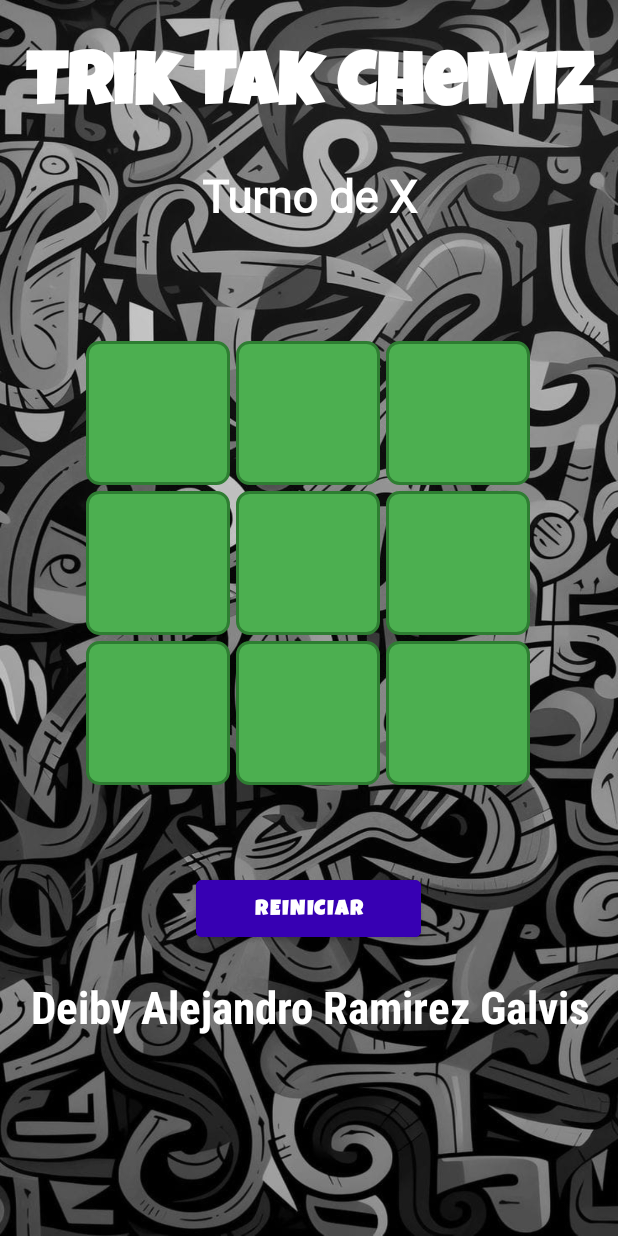
After one commit to DeibyRamirez/Primeros-Pasos-Kotlin, an Android app: the layout activity_main.xml on its own in the app's theme, with its tools: preview values and no code run, on a phone screen of 412 x 824 dp. The commit adds this screen. Run offline under Robolectric (Android 15) with nearby library versions, the phone set to English and light mode, and no system bars.

Commit message:
Desarrollo Juego Trik Tak para aprender el uso de interfaces y Matriz en Kotlin

```diff
--- a/app/src/main/java/com/example/myapplication/Logica_Basica_Kotlin.kt
+++ b/app/src/main/java/com/example/myapplication/Logica_Basica_Kotlin.kt
@@ -175,7 +175,7 @@ fun main() {
         }
     }
 
-    Operaciones_matematicas(3,5,1)
+    println(Operaciones_matematicas(3,5,1))
 
     /*Actividad 7*/
 
--- /dev/null
+++ b/app/src/main/res/drawable/green_button.xml
@@ -0,0 +1,16 @@
+<?xml version="1.0" encoding="utf-8"?>
+<shape xmlns:android="http://schemas.android.com/apk/res/android"
+    android:shape="rectangle">
+
+    <!-- Color de fondo verde -->
+    <solid android:color="#4CAF50" />
+
+    <!-- Bordes redondeados (opcional) -->
+    <corners android:radius="8dp" />
+
+    <!-- Borde (opcional) -->
+    <stroke
+        android:width="2dp"
+        android:color="#2E7D32" />
+
+</shape>
--- /dev/null
+++ b/app/src/main/res/layout/activity_main.xml
@@ -0,0 +1,173 @@
+<?xml version="1.0" encoding="utf-8"?>
+<LinearLayout xmlns:android="http://schemas.android.com/apk/res/android"
+    xmlns:app="http://schemas.android.com/apk/res-auto"
+    xmlns:tools="http://schemas.android.com/tools"
+    android:id="@+id/main"
+    android:layout_width="match_parent"
+    android:layout_height="match_parent"
+    android:orientation="vertical"
+    android:background="@drawable/fondo_kotlin"
+    tools:context=".Main">
+
+    <TextView
+        android:layout_width="match_parent"
+        android:layout_height="90dp"
+        android:layout_marginTop="20dp"
+        android:text="@string/titulo"
+        android:textAlignment="center"
+        android:textColor="@color/white"
+        android:textSize="50sp"
+        android:fontFamily="@font/luckiestguy_regular"
+        android:textStyle="bold" />
+
+    <TextView
+        android:id="@+id/textoTurno"
+        android:layout_width="match_parent"
+        android:layout_height="60dp"
+        android:text="Turno de X"
+        android:textSize="30sp"
+        android:textStyle="bold"
+        android:paddingBottom="16dp"
+        android:layout_gravity="center"
+        android:textAlignment="center"
+        android:textColor="@color/white"
+        android:fontFamily="@font/nabla_regular_variablefont_edpt_ehlt" />
+
+    <!-- Cuadricula 3x3  -->
+    <GridLayout
+        android:id="@+id/grid"
+        android:layout_width="400dp"
+        android:layout_height="400dp"
+        android:columnCount="3"
+        android:rowCount="3"
+        android:layout_margin="5dp"
+        android:padding="50dp">
+
+        <!-- 9 ImageButtons (una celda cada uno) -->
+        <ImageButton
+            android:id="@+id/button0"
+            android:layout_width="0dp"
+            android:layout_height="0dp"
+            android:layout_columnWeight="1"
+            android:layout_rowWeight="1"
+            android:layout_margin="2dp"
+            android:background="@drawable/green_button"
+            android:scaleType="centerInside"
+            android:contentDescription="Botón 0" />
+
+        <ImageButton
+            android:id="@+id/button1"
+            android:layout_width="0dp"
+            android:layout_height="0dp"
+            android:layout_columnWeight="1"
+            android:layout_rowWeight="1"
+            android:layout_margin="2dp"
+            android:background="@drawable/green_button"
+            android:scaleType="centerInside"
+            android:contentDescription="Botón 1" />
+
+        <ImageButton
+            android:id="@+id/button2"
+            android:layout_width="0dp"
+            android:layout_height="0dp"
+            android:layout_columnWeight="1"
+            android:layout_rowWeight="1"
+            android:layout_margin="2dp"
+            android:background="@drawable/green_button"
+            android:scaleType="centerInside"
+            android:contentDescription="Botón 2" />
+
+        <ImageButton
+            android:id="@+id/button3"
+            android:layout_width="0dp"
+            android:layout_height="0dp"
+            android:layout_columnWeight="1"
+            android:layout_rowWeight="1"
+            android:layout_margin="2dp"
+            android:background="@drawable/green_button"
+            android:scaleType="centerInside"
+            android:contentDescription="Botón 3" />
+
+        <ImageButton
+            android:id="@+id/button4"
+            android:layout_width="0dp"
+            android:layout_height="0dp"
+            android:layout_columnWeight="1"
+            android:layout_rowWeight="1"
+            android:layout_margin="2dp"
+            android:background="@drawable/green_button"
+            android:scaleType="centerInside"
+            android:contentDescription="Botón 4" />
+
+        <ImageButton
+            android:id="@+id/button5"
+            android:layout_width="0dp"
+            android:layout_height="0dp"
+            android:layout_columnWeight="1"
+            android:layout_rowWeight="1"
+            android:layout_margin="2dp"
+            android:background="@drawable/green_button"
+            android:scaleType="centerInside"
+            android:contentDescription="Botón 5" />
+
+        <ImageButton
+            android:id="@+id/button6"
+            android:layout_width="0dp"
+            android:layout_height="0dp"
+            android:layout_columnWeight="1"
+            android:layout_rowWeight="1"
+            android:layout_margin="2dp"
+            android:background="@drawable/green_button"
+            android:scaleType="centerInside"
+            android:contentDescription="Botón 6" />
+
+        <ImageButton
+            android:id="@+id/button7"
+            android:layout_width="0dp"
+            android:layout_height="0dp"
+            android:layout_columnWeight="1"
+            android:layout_rowWeight="1"
+            android:layout_margin="2dp"
+            android:background="@drawable/green_button"
+            android:scaleType="centerInside"
+            android:contentDescription="Botón 7" />
+
+        <ImageButton
+            android:id="@+id/button8"
+            android:layout_width="0dp"
+            android:layout_height="0dp"
+            android:layout_columnWeight="1"
+            android:layout_rowWeight="1"
+            android:layout_margin="2dp"
+            android:background="@drawable/green_button"
+            android:scaleType="centerInside"
+            android:contentDescription="Botón 8" />
+
+    </GridLayout>
+
+    <Button
+        android:id="@+id/buttonReiniciar"
+        android:layout_width="150dp"
+        android:layout_height="50dp"
+        android:layout_gravity="center"
+        android:text="@string/reiniciar"
+        android:textStyle="bold"
+        android:textColor="@color/white"
+        android:fontFamily="@font/luckiestguy_regular"
+        android:backgroundTint="@color/teal_200"/>
+
+    <TextView
+        android:layout_width="match_parent"
+        android:layout_height="40dp"
+        android:textAlignment="center"
+        android:textSize="30sp"
+        android:layout_gravity="center"
+        android:textColor="@color/white"
+        android:fontFamily="sans-serif-condensed-medium"
+        android:textStyle="bold"
+        android:text="@string/creador"
+        android:layout_marginTop="20dp"/>
+
+
+
+</LinearLayout>
--- a/app/src/main/res/values-night/themes.xml
+++ b/app/src/main/res/values-night/themes.xml
@@ -12,5 +12,9 @@
         <!-- Status bar color. -->
         <item name="android:statusBarColor">?attr/colorPrimaryVariant</item>
         <!-- Customize your theme here. -->
+
+        <!-- Ocultar la barra de título -->
+        <item name="windowNoTitle">true</item>
+        <item name="windowActionBar">false</item>
     </style>
 </resources>
--- a/app/src/main/res/values/colors.xml
+++ b/app/src/main/res/values/colors.xml
@@ -1,10 +1,10 @@
 <?xml version="1.0" encoding="utf-8"?>
 <resources>
     <color name="purple_200">#FFBB86FC</color>
-    <color name="purple_500">#FF6200EE</color>
-    <color name="purple_700">#FF3700B3</color>
-    <color name="teal_200">#FF03DAC5</color>
-    <color name="teal_700">#FF018786</color>
+    <color name="purple_700">#FF6200EE</color>
+    <color name="teal_200">#FF3700B3</color>
+    <color name="teal_700">#FF03DAC5</color>
+    <color name="verde_claro">#FF018786</color>
     <color name="black">#FF000000</color>
     <color name="white">#FFFFFFFF</color>
 </resources>
--- a/app/src/main/res/values/strings.xml
+++ b/app/src/main/res/values/strings.xml
@@ -1,3 +1,8 @@
 <resources>
-    <string name="app_name">My Application</string>
+    <string name="app_name">Trik Tak</string>
+    <string name="titulo">Trik Tak Cheiviz</string>
+    <string name="creador">Deiby Alejandro Ramirez Galvis</string>
+    <string name="reiniciar">Reiniciar</string>
+
+
 </resources>
--- a/app/src/main/res/values/themes.xml
+++ b/app/src/main/res/values/themes.xml
@@ -2,7 +2,7 @@
     <!-- Base application theme. -->
     <style name="Theme.MyApplication" parent="Theme.MaterialComponents.DayNight.DarkActionBar">
         <!-- Primary brand color. -->
-        <item name="colorPrimary">@color/purple_500</item>
+        <item name="colorPrimary">@color/purple_200</item>
         <item name="colorPrimaryVariant">@color/purple_700</item>
         <item name="colorOnPrimary">@color/white</item>
         <!-- Secondary brand color. -->
@@ -12,5 +12,9 @@
         <!-- Status bar color. -->
         <item name="android:statusBarColor">?attr/colorPrimaryVariant</item>
         <!-- Customize your theme here. -->
+
+        <!-- Ocultar la barra de título -->
+        <item name="windowNoTitle">true</item>
+        <item name="windowActionBar">false</item>
     </style>
 </resources>
```
Also changed, not shown: app/src/main/AndroidManifest.xml (+9 -0 lines), app/src/main/java/com/example/myapplication/Main.kt (added, +132 -0 lines), app/src/main/res/values/styles.xml (added, +13 -0 lines), app/src/main/res/drawable/f_k.jpg (added), app/src/main/res/drawable/fondo_kotlin.jpg (added), app/src/main/res/drawable/ic_c.png (added), app/src/main/res/drawable/ic_x.png (added), app/src/main/res/drawable/icon.png (added), app/src/main/res/drawable/tiktak.jpg (added), app/src/main/res/font/luckiestguy_regular.ttf (added), 1 other file.
